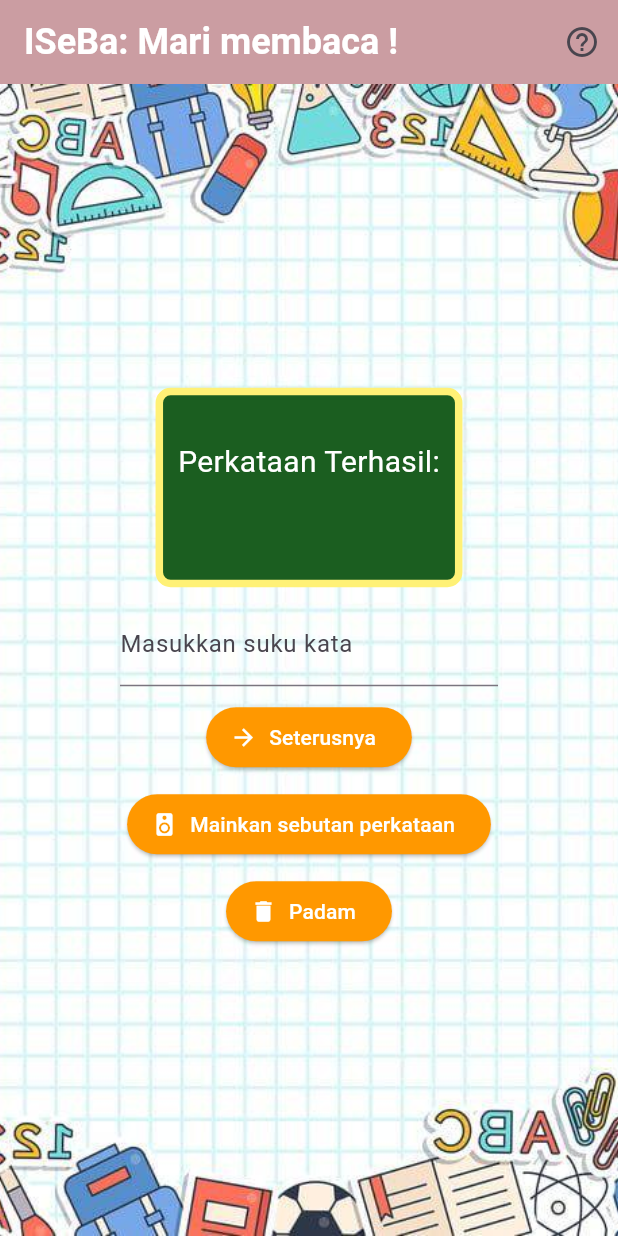
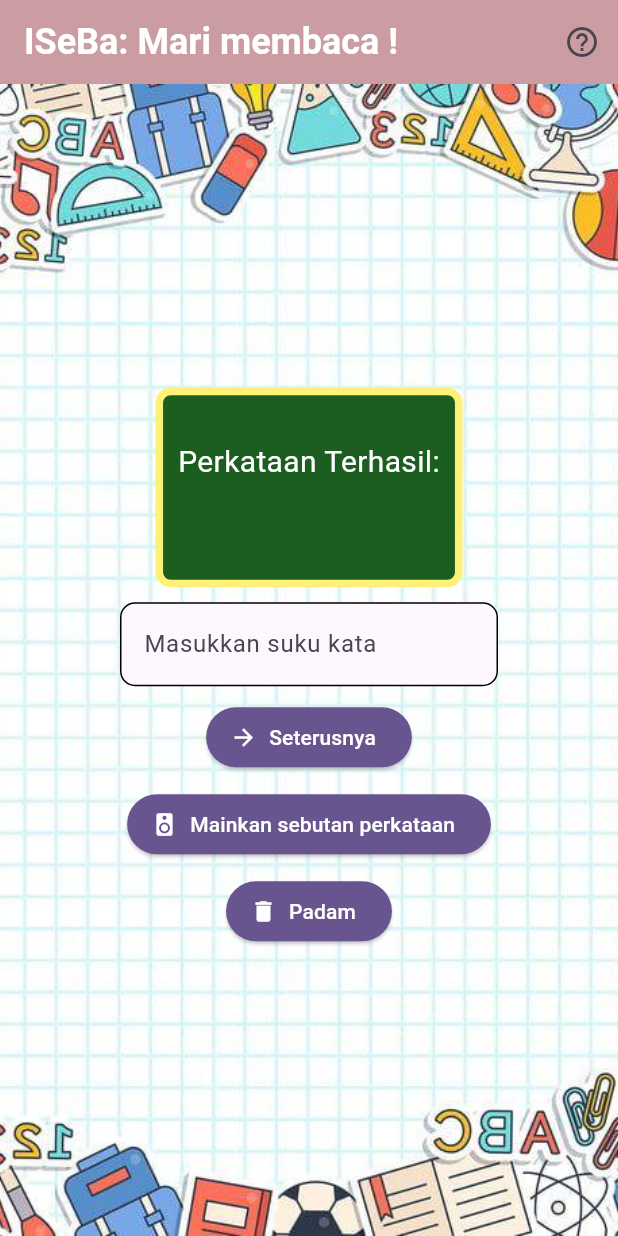
Before and after one commit to Zer0-01/Flutter-Readingapp, a Flutter app: the screen it shows after launch, on a phone screen of 412 x 824 dp. Run offline on Flutter 3.47's test engine with Material 3 defaults, Android fonts, the phone set to English and light mode, and no system bars; our stand-ins replace adaptive_theme, auto_route, flutter_tts.

Commit message:
feat: apply theme color

```diff
--- a/lib/main/app.dart
+++ b/lib/main/app.dart
@@ -25,6 +25,7 @@ class App extends StatelessWidget {
         useMaterial3: true,
         brightness: Brightness.light,
         colorScheme: ColorScheme.fromSeed(seedColor: Colors.deepPurple),
+
       );
 
   ThemeData _buildDarkTheme() => ThemeData(
--- a/lib/reading_screen.dart
+++ b/lib/presentation/reading/reading_screen.dart
@@ -192,8 +192,22 @@ class _ReadingScreenState extends State<ReadingScreen> {
                         vertical: 0, horizontal: 80.0),
                     child: TextField(
                       controller: _syllableController,
-                      decoration: const InputDecoration(
-                        labelText: 'Masukkan suku kata',
+                      decoration: InputDecoration(
+                        filled: true,
+                        fillColor: Theme.of(context).colorScheme.surface,
+                        enabledBorder: OutlineInputBorder(
+                          borderSide: BorderSide(
+                              color: Theme.of(context).colorScheme.shadow),
+                          borderRadius:
+                              const BorderRadius.all(Radius.circular(10.0)),
+                        ),
+                        focusedBorder: OutlineInputBorder(
+                          borderSide: BorderSide(
+                              color: Theme.of(context).colorScheme.shadow),
+                          borderRadius:
+                              const BorderRadius.all(Radius.circular(10.0)),
+                        ),
+                        hintText: 'Masukkan suku kata',
                       ),
                     ),
                   ),
@@ -221,7 +235,7 @@ class _ReadingScreenState extends State<ReadingScreen> {
                       ),
                     ),
                     style: ElevatedButton.styleFrom(
-                      backgroundColor: Colors.orange,
+                      backgroundColor: Theme.of(context).colorScheme.primary,
                     ),
                   ),
                   const SizedBox(height: 10),
@@ -242,7 +256,7 @@ class _ReadingScreenState extends State<ReadingScreen> {
                       ),
                     ),
                     style: ElevatedButton.styleFrom(
-                      backgroundColor: Colors.orange,
+                      backgroundColor: Theme.of(context).colorScheme.primary,
                     ),
                   ),
                   const SizedBox(height: 10),
@@ -261,7 +275,7 @@ class _ReadingScreenState extends State<ReadingScreen> {
                       ),
                     ),
                     style: ElevatedButton.styleFrom(
-                      backgroundColor: Colors.orange,
+                      backgroundColor: Theme.of(context).colorScheme.primary,
                     ),
                   ),
                 ],
```
Also changed, not shown: lib/configuration/app_router.gr.dart, 4 other files.
